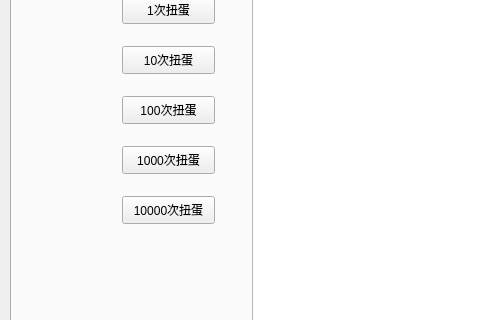
The window that Client/main.ui (MonianHello/Game) describes before a commit, drawn with Qt 5; both pictures show x 0 to 480 and y 170 to 490 of the 1052 by 741 pixel window.
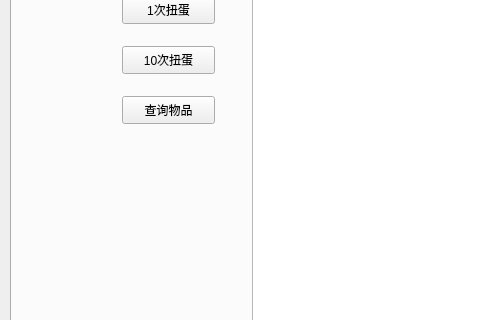
The same window after the commit.

```diff
--- a/Client/main.ui
+++ b/Client/main.ui
@@ -220,33 +220,7 @@
       </rect>
      </property>
      <property name="text">
-      <string>100次扭蛋</string>
-     </property>
-    </widget>
-    <widget class="QPushButton" name="gacha1000Button">
-     <property name="geometry">
-      <rect>
-       <x>110</x>
-       <y>280</y>
-       <width>93</width>
-       <height>28</height>
-      </rect>
-     </property>
-     <property name="text">
-      <string>1000次扭蛋</string>
-     </property>
-    </widget>
-    <widget class="QPushButton" name="gacha10000Button">
-     <property name="geometry">
-      <rect>
-       <x>110</x>
-       <y>330</y>
-       <width>93</width>
-       <height>28</height>
-      </rect>
-     </property>
-     <property name="text">
-      <string>10000次扭蛋</string>
+      <string>查询物品</string>
      </property>
     </widget>
    </widget>
```
Left out of the diff: 2 changed lines with no effect on the pictures.
